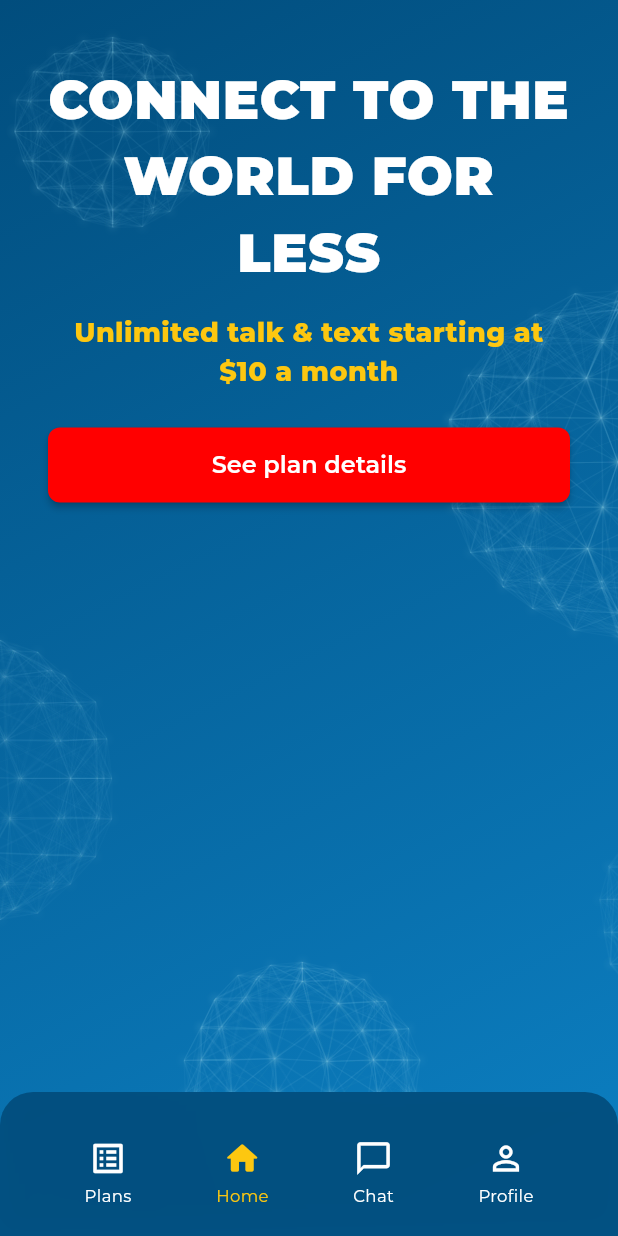
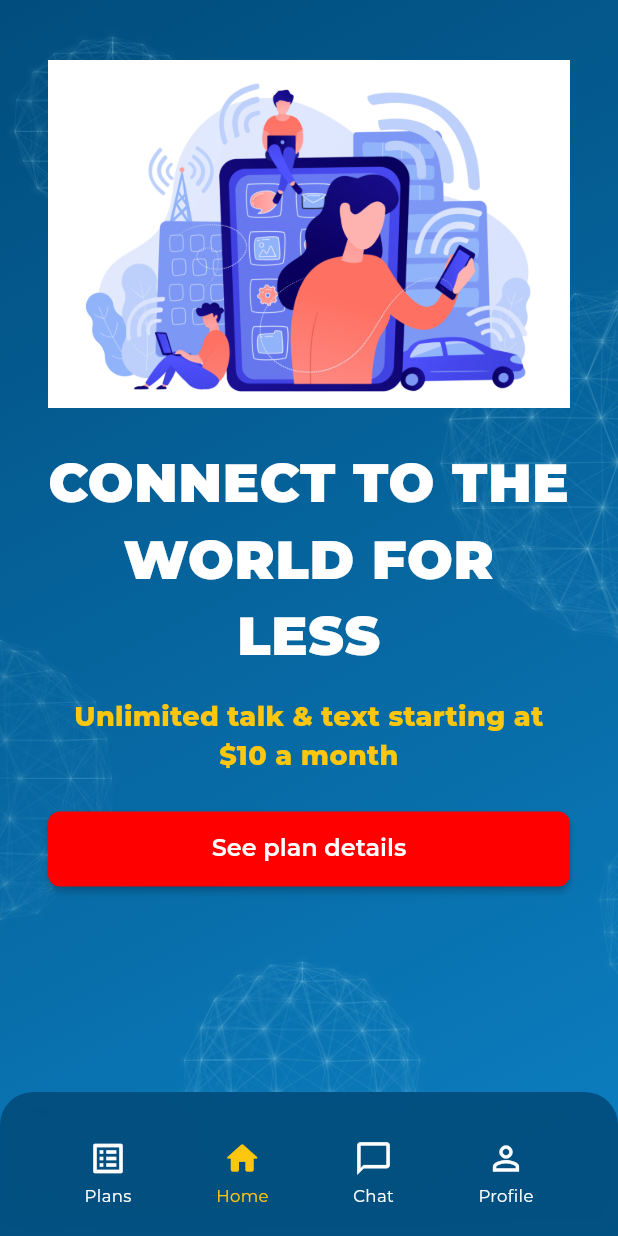
Before and after one commit to deepthikuru/linkUpMobileApp, a Flutter app: the MainLayout screen opened directly, on a phone screen of 412 x 824 dp. Run offline on Flutter 3.47's test engine with Material 3 defaults, Android fonts, the phone set to English and light mode, and no system bars; our stand-ins replace cloud_firestore, connectivity_plus, device_info_plus, firebase_auth, firebase_core, firebase_messaging and 8 more; missing offline and left inert: flutter_inappwebview; accounts and stored records are empty; network calls fail.

Commit message:
Add illustration image to home screen for users with no orders

```diff
--- a/linkUpMobileApp/lib/screens/home/start_order_view.dart
+++ b/linkUpMobileApp/lib/screens/home/start_order_view.dart
@@ -407,8 +407,21 @@ class _StartOrderContentState extends State<_StartOrderContent> {
                 Padding(
                   padding: const EdgeInsets.only(top: 16.0, left: 16.0, right: 16.0),
                     child: Column(
-                    crossAxisAlignment: CrossAxisAlignment.start,
+                      crossAxisAlignment: CrossAxisAlignment.center,
                       children: [
+                      // Illustration Image
+                      ConstrainedBox(
+                        constraints: const BoxConstraints(
+                          maxHeight: 300,
+                          maxWidth: double.infinity,
+                        ),
+                          child: Image.asset(
+                            'assets/images/OrgCoral_Eco-01_Concept-06.jpg',
+                            width: double.infinity,
+                          fit: BoxFit.contain,
+                          ),
+                        ),
+                        const SizedBox(height: 24),
                         Text(
                         'CONNECT TO THE WORLD FOR LESS',
                           style: TextStyle(
```
Also changed, not shown: linkUpMobileApp/assets/images/OrgCoral_Eco-01_Concept-06.jpg (added). Lines whose indentation alone changed are shown as unchanged.
